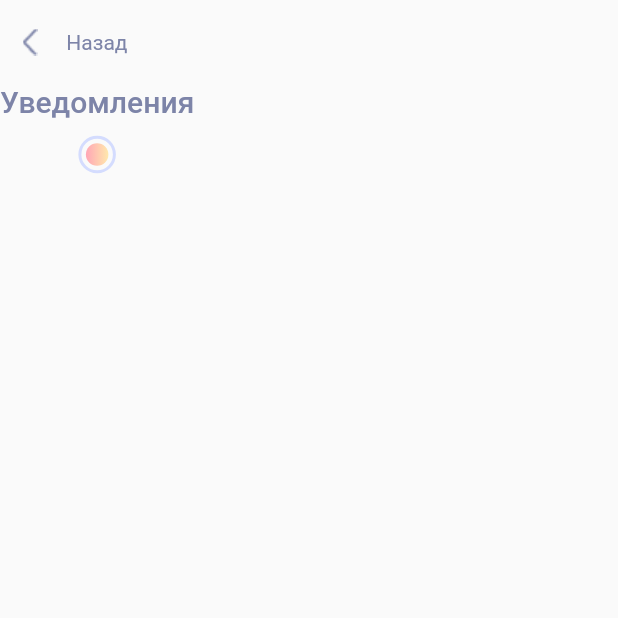
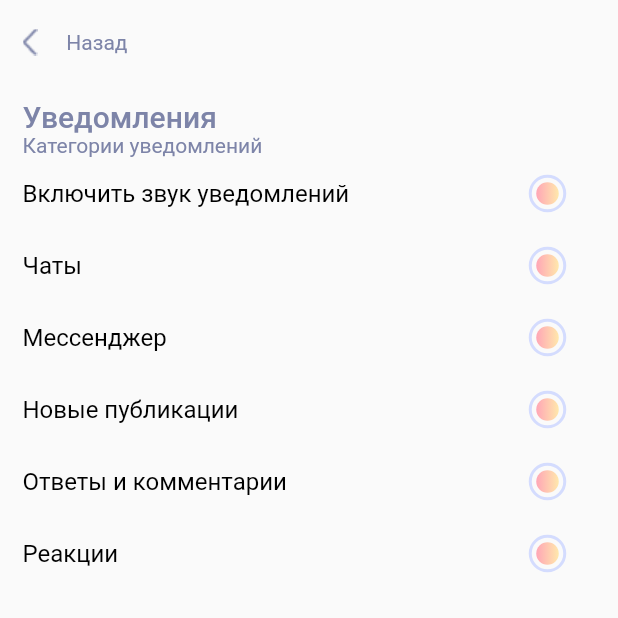
Before and after one commit to 4eKHyTblyi/Famalys, a Flutter app: the NotificationsPage screen opened directly, on a phone screen of 412 x 824 dp, the top half of it. Run offline on Flutter 3.47's test engine with Material 2 defaults, Android fonts, the phone set to English and light mode, and no system bars; our stand-ins replace cloud_firestore, convex_bottom_bar, curved_navigation_bar, firebase_auth, firebase_core, flutter_translate and 3 more; missing offline and left inert: figma_to_flutter, flutter_login_vk; accounts and stored records are empty.

Commit message:
notifications

```diff
--- a/lib/main.dart
+++ b/lib/main.dart
@@ -31,7 +31,6 @@ class _MyAppState extends State<MyApp> {
     await HelperFunctions.getUserLoggedInStatus().then((value) {
       if (value != null) {
         setState(() {
-          print(value);
           _isSignedIn = value;
         });
       }
--- a/lib/pages/auth/login_page.dart
+++ b/lib/pages/auth/login_page.dart
@@ -1,4 +1,5 @@
 import 'package:async/src/result/result.dart';
+import 'package:cloud_firestore/cloud_firestore.dart';
 import 'package:famalys/pages/auth/register_page.dart';
 import 'package:famalys/pages/home_page.dart';
 import 'package:famalys/pages/service/auth_service.dart';
@@ -164,7 +165,6 @@ class _LoginPageState extends State<LoginPage> {
                                         Colors.green);
                                     nextScreen(context, const HomePage());
                                   } else {
-                                    print(password.text);
                                     if (value != null) {
                                       showSnackBar(value, context, Colors.red);
                                     }
@@ -226,7 +226,6 @@ class _LoginPageState extends State<LoginPage> {
                           ]);
 
                           if (res.isError) {
-                            print(await res);
                             ScaffoldMessenger.of(context).showSnackBar(
                               SnackBar(
                                 content: Text(
--- a/lib/pages/notifications.dart
+++ b/lib/pages/notifications.dart
@@ -1,4 +1,6 @@
+import 'package:cloud_firestore/cloud_firestore.dart';
 import 'package:famalys/pages/service/helper.dart';
+import 'package:firebase_auth/firebase_auth.dart';
 import 'package:flutter/cupertino.dart';
 import 'package:flutter/material.dart';
 import 'package:getwidget/colors/gf_color.dart';
@@ -14,8 +16,29 @@ class NotificationsPage extends StatefulWidget {
 
 class _NotificationsPageState extends State<NotificationsPage> {
   bool one = true;
+
+  var myUser = FirebaseAuth.instance.currentUser;
+  String myId = "";
+  CollectionReference notifications_coll =
+      FirebaseFirestore.instance.collection('users');
+  user() {
+    myId = myUser!.uid;
+    notifications_coll =
+        notifications_coll.doc(myId).collection('notifications');
+  }
+
+  List<Notification> notifications = [
+    Notification("Включить звук уведомлений", true),
+    Notification("Чаты", true),
+    Notification("Мессенджер", true),
+    Notification("Новые публикации", true),
+    Notification("Ответы и комментарии", true),
+    Notification("Реакции", true),
+  ];
+
   @override
   Widget build(BuildContext context) {
+    user();
     return Scaffold(
       appBar: AppBar(
         leadingWidth: 100,
@@ -40,23 +63,80 @@ class _NotificationsPageState extends State<NotificationsPage> {
         ),
       ),
       body: SingleChildScrollView(
-        child: Column(children: [
+        padding: EdgeInsets.symmetric(horizontal: 15, vertical: 10),
+        child: Column(crossAxisAlignment: CrossAxisAlignment.start, children: [
           Text(
             "Уведомления",
             style: HelperFunctions.h1,
           ),
-          CustomCheckbox(one)
+          StreamBuilder(
+              stream: notifications_coll.snapshots(),
+              builder: (BuildContext context,
+                  AsyncSnapshot<QuerySnapshot> snapshot) {
+                if (snapshot.data != null) {
+                  if (snapshot.data!.size == 0) {
+                    for (int i = 0; i < notifications.length; i++) {
+                      notifications_coll.add({
+                        'name': notifications[i].name,
+                        'check': notifications[i].check
+                      });
+                    }
+
+                    return CircularProgressIndicator();
+                  } else {
+                    return Column(
+                      crossAxisAlignment: CrossAxisAlignment.start,
+                      children: [
+                        Text(
+                          "Категории уведомлений",
+                          style: HelperFunctions.pGrey,
+                        ),
+                        SizedBox(
+                            height: 400,
+                            child: ListView.builder(
+                                itemCount: snapshot.data!.size,
+                                itemBuilder: (context, index) {
+                                  return notificationCard(
+                                      snapshot.data!.docs[index]['name'],
+                                      snapshot.data!.docs[index]['check'],
+                                      snapshot.data!.docs[index].id);
+                                })),
+                      ],
+                    );
+                  }
+                } else {
+                  return Text('error');
+                }
+              })
         ]),
       ),
     );
   }
+
+  notificationCard(name, check, [id]) {
+    return Row(
+      mainAxisAlignment: MainAxisAlignment.spaceBetween,
+      children: [
+        Text(name, style: HelperFunctions.pBlack),
+        customCheckbox(check, id),
+      ],
+    );
   }
 
-CustomCheckbox(bool check) {
+  customCheckbox(bool check, [id]) {
+    bool ok = check;
     return TextButton(
       onPressed: () {
-      check != check;
-      print(1);
+        setState(() {
+          ok = !ok;
+
+          FirebaseFirestore.instance
+              .collection('users')
+              .doc(myId)
+              .collection('notifications')
+              .doc(id)
+              .update({'check': ok});
+        });
       },
       style: ButtonStyle(
           shape: MaterialStateProperty.all<RoundedRectangleBorder>(
@@ -89,3 +169,14 @@ CustomCheckbox(bool check) {
       ),
     );
   }
+}
+
+class Notification {
+  String name = "";
+  bool check = true;
+
+  Notification(name, check) {
+    this.name = name;
+    this.check = check;
+  }
+}
--- a/lib/pages/service/helper.dart
+++ b/lib/pages/service/helper.dart
@@ -24,6 +24,9 @@ class HelperFunctions {
       color: Color.fromRGBO(125, 132, 168, 1),
       fontSize: 14,
       fontWeight: FontWeight.w400);
+
+  static TextStyle pBlack = const TextStyle(
+      color: Colors.black, fontSize: 16, fontWeight: FontWeight.w400);
 
   // saving the data to SF
 
```
Lines whose indentation alone changed are shown as unchanged.
